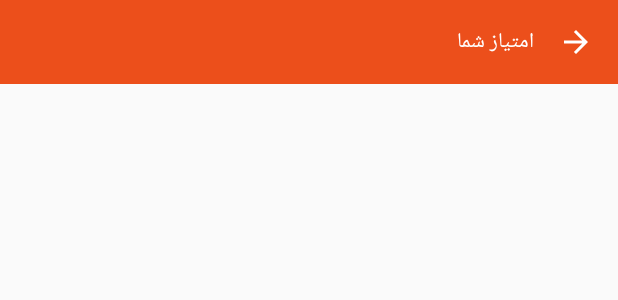
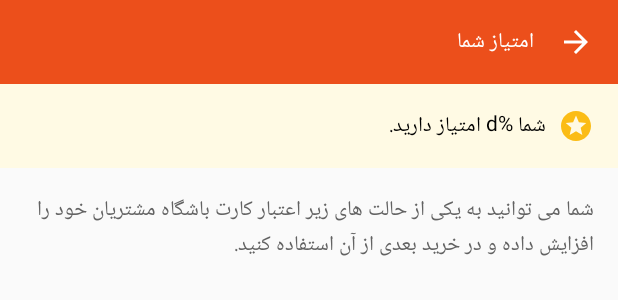
Before and after one commit to abbassabeti/EtkaV3, an Android app: the layout activity_scores.xml on its own in the app's theme, with its tools: preview values and no code run, on a phone screen of 412 x 824 dp. Shown: the top 300 px of the screen. Run offline under Robolectric (Android 15) with nearby library versions, the phone set to English and light mode, and no system bars.

Commit message:
add some things of UI

```diff
--- a/app/src/main/java/ir/etkastores/app/Activities/ProfileActivities/ScoresActivity.java
+++ b/app/src/main/java/ir/etkastores/app/Activities/ProfileActivities/ScoresActivity.java
@@ -3,6 +3,7 @@ package ir.etkastores.app.Activities.ProfileActivities;
 import android.app.Activity;
 import android.content.Intent;
 import android.os.Bundle;
+import android.support.v7.widget.RecyclerView;
 
 import butterknife.BindView;
 import butterknife.ButterKnife;
@@ -19,6 +20,9 @@ public class ScoresActivity extends BaseActivity implements EtkaToolbar.EtkaTool
 
     @BindView(R.id.toolbar)
     EtkaToolbar toolbar;
+
+    @BindView(R.id.recyclerView)
+    RecyclerView recyclerView;
 
     @Override
     protected void onCreate(Bundle savedInstanceState) {
--- a/app/src/main/java/ir/etkastores/app/Fragments/SupportFragments/RequestsFragment.java
+++ b/app/src/main/java/ir/etkastores/app/Fragments/SupportFragments/RequestsFragment.java
@@ -3,10 +3,12 @@ package ir.etkastores.app.Fragments.SupportFragments;
 import android.os.Bundle;
 import android.support.annotation.Nullable;
 import android.support.v4.app.Fragment;
+import android.support.v7.widget.RecyclerView;
 import android.view.LayoutInflater;
 import android.view.View;
 import android.view.ViewGroup;
 
+import butterknife.BindView;
 import butterknife.ButterKnife;
 import ir.etkastores.app.R;
 
@@ -22,6 +24,9 @@ public class RequestsFragment extends Fragment {
 
     View view;
 
+    @BindView(R.id.recyclerView)
+    RecyclerView recyclerView;
+
     @Nullable
     @Override
     public View onCreateView(LayoutInflater inflater, @Nullable ViewGroup container, @Nullable Bundle savedInstanceState) {
--- a/app/src/main/res/layout/activity_profile_setting.xml
+++ b/app/src/main/res/layout/activity_profile_setting.xml
@@ -102,7 +102,7 @@
                             android:layout_width="match_parent"
                             android:layout_height="wrap_content"
                             app:leftText="کارشناسی ارشد"
-                            app:rowText="@string/firstNameAndLastName" />
+                            app:rowText="@string/education" />
 
                         <View style="@style/lightDividerMatchWidthStyle" />
 
@@ -111,7 +111,7 @@
                             android:layout_width="match_parent"
                             android:layout_height="wrap_content"
                             app:leftText="۲۶ فروردین ۱۳۷۲"
-                            app:rowText="@string/firstNameAndLastName" />
+                            app:rowText="@string/birthDate" />
 
                         <LinearLayout
                             android:layout_width="match_parent"
--- a/app/src/main/res/layout/activity_scores.xml
+++ b/app/src/main/res/layout/activity_scores.xml
@@ -1,13 +1,60 @@
 <?xml version="1.0" encoding="utf-8"?>
 <LinearLayout xmlns:android="http://schemas.android.com/apk/res/android"
+    xmlns:app="http://schemas.android.com/apk/res-auto"
     android:layout_width="match_parent"
     android:layout_height="wrap_content"
-    xmlns:app="http://schemas.android.com/apk/res-auto">
+    android:orientation="vertical">
 
     <ir.etkastores.app.UI.Views.EtkaToolbar
         android:id="@+id/toolbar"
         android:layout_width="match_parent"
         android:layout_height="wrap_content"
-        app:title="@string/yourScore"/>
+        app:title="@string/yourScore" />
+
+    <RelativeLayout
+        android:layout_width="match_parent"
+        android:layout_height="wrap_content"
+        android:padding="16dp"
+        android:background="@color/lightYellow">
+
+        <android.support.v7.widget.AppCompatImageView
+            android:id="@+id/goldStarIcon"
+            android:layout_width="24dp"
+            android:layout_height="24dp"
+            android:layout_alignParentRight="true"
+            android:layout_centerVertical="true"
+            app:srcCompat="@drawable/ic_star_circle_gold_24dp" />
+
+        <TextView
+            android:layout_width="match_parent"
+            android:layout_height="wrap_content"
+            android:layout_toLeftOf="@id/goldStarIcon"
+            android:layout_centerVertical="true"
+            android:text="@string/youHaveXScore"
+            android:paddingRight="8dp"
+            android:paddingLeft="8dp"
+            android:textSize="@dimen/textSizeSmall"
+            android:textColor="@color/black"/>
+
+    </RelativeLayout>
+
+    <TextView
+        android:layout_width="match_parent"
+        android:layout_height="wrap_content"
+        android:text="@string/youCanIncreaseYourCardClubeCashByFollowingMethods"
+        android:padding="16dp"
+        android:textSize="@dimen/textSizeSmall"
+        android:textColor="@color/darkGray"/>
+
+    <RelativeLayout
+        android:layout_width="match_parent"
+        android:layout_height="match_parent">
+
+        <android.support.v7.widget.RecyclerView
+            android:id="@+id/recyclerView"
+            android:layout_width="match_parent"
+            android:layout_height="match_parent"/>
+
+    </RelativeLayout>
 
 </LinearLayout>
--- a/app/src/main/res/values/strings.xml
+++ b/app/src/main/res/values/strings.xml
@@ -58,6 +58,8 @@
     <string name="firstNameAndLastName">نام و نام خانوادگی</string>
     <string name="email">ایمیل</string>
     <string name="gender">جنسیت</string>
+    <string name="education">تحصیلات</string>
+    <string name="birthDate">تاریخ تولد</string>
     <string name="get20ScoreWithCompletingProfileInfo">با تکمیل اطلاعات کاربری ۲۰ امتیاز دریافت می کنید</string>
     <string name="changePassword">تغییر رمز عبور</string>
     <string name="receiveSpecialOffersNotifications">دریافت اعلان های فروش ویژه</string>
@@ -70,6 +72,8 @@
     <string name="directCallToEtkaPR">تماس مستقیم با روابط عمومی اتکا</string>
     <string name="sendEmail">ارسال میل</string>
     <string name="webSite">وب سایت</string>
+    <string name="youCanIncreaseYourCardClubeCashByFollowingMethods">شما می توانید به یکی از حالت های زیر اعتبار کارت باشگاه مشتریان خود را افزایش داده و در خرید بعدی از آن استفاده کنید.</string>
+    <string name="inThisSectionYouCanSendRequests">در این بخش شما می توانید پیشنهاد، انتقاد، گزارش مشکل و یا درخواست کالای مورد نیاز خود را ثبت کنید.</string>
 
 
     <string name="aboutEtkaStoresText">نیازمند متن از طرف شرکت</string>
```
Also changed, not shown: app/src/main/res/layout/fragment_requests.xml (+18 -0 lines).
